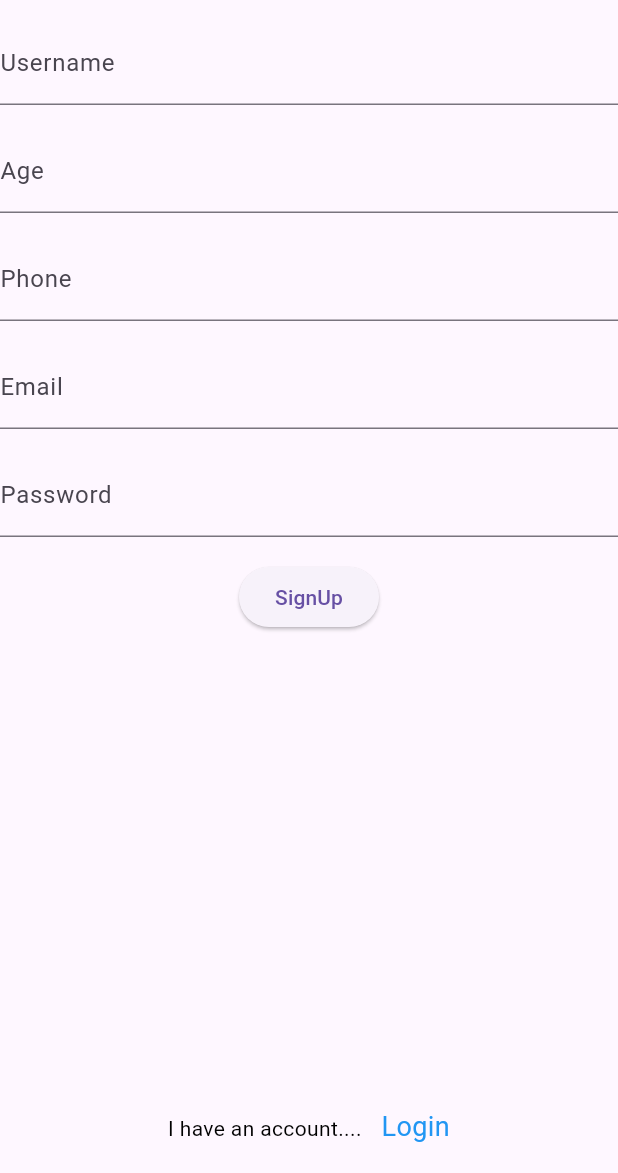
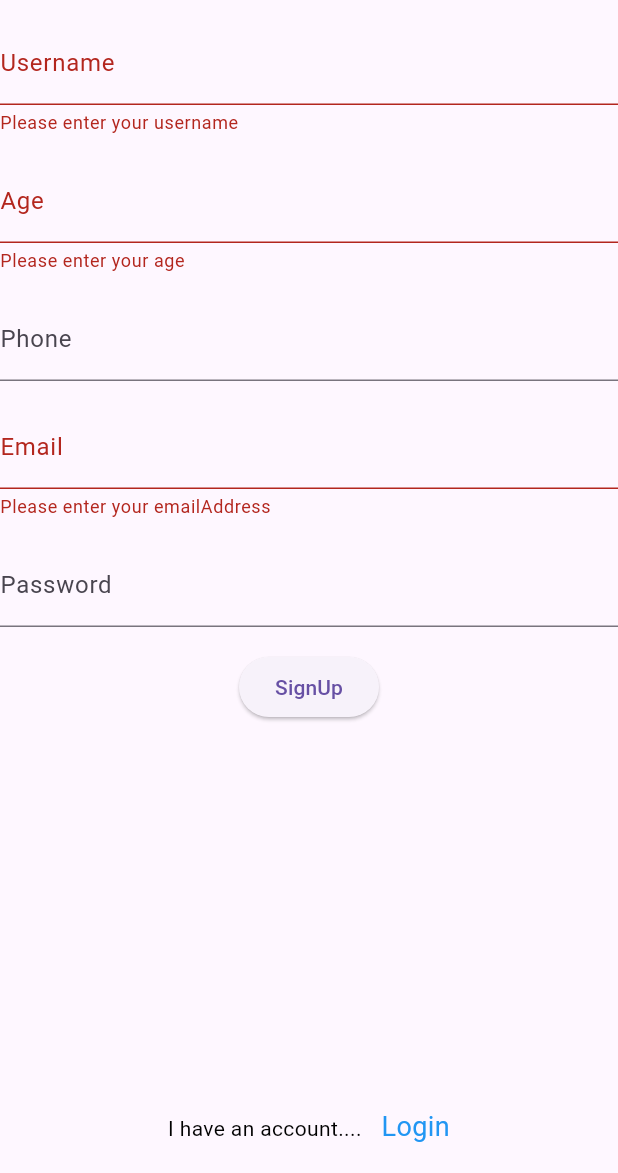
Before and after one commit to mohamedhamouda7897/todo-c11-online, a Flutter app: the SignUpScreen screen opened by its route, after a tap on "SignUp", on a phone screen of 412 x 824 dp, the part 63-1236 px from its top. Run offline on Flutter 3.47's test engine with Material 3 defaults, Android fonts, the phone set to English and light mode, and no system bars; our stand-ins replace calendar_timeline, cloud_firestore, firebase_auth, firebase_core, firebase_crashlytics, flutter_slidable and 1 more; accounts and stored records are empty; network calls fail.

Commit message:
todo finished

```diff
--- a/lib/models/task_model.dart
+++ b/lib/models/task_model.dart
@@ -21,7 +21,7 @@ class TaskModel {
           subTitle: json['subTitle'],
           date: json['date'],
           id: json['id'],
-    userId: json['userId'],
+          userId: json['userId'],
           isDone: json['isDone'],
         );
 
--- /dev/null
+++ b/lib/providers/my_provider.dart
@@ -0,0 +1,22 @@
+import 'package:firebase_auth/firebase_auth.dart';
+import 'package:flutter/material.dart';
+import 'package:todo_c11_online/firebase_functions.dart';
+import 'package:todo_c11_online/models/user_model.dart';
+
+class MyProvider extends ChangeNotifier {
+  UserModel? userModel;
+  User? firebaseUser;
+
+  MyProvider() {
+    firebaseUser = FirebaseAuth.instance.currentUser;
+
+    if (firebaseUser != null) {
+      initUser();
+    }
+  }
+
+  Future<void> initUser() async {
+    userModel = await FirebaseFunctions.readUserData();
+    notifyListeners();
+  }
+}
--- a/lib/register/signUp.dart
+++ b/lib/register/signUp.dart
@@ -13,6 +13,8 @@ class SignUpScreen extends StatelessWidget {
   var userNameController = TextEditingController();
   var ageController = TextEditingController();
   var phoneController = TextEditingController();
+
+  var formKey = GlobalKey<FormState>();
 
   @override
   Widget build(BuildContext context) {
@@ -41,44 +43,77 @@ class SignUpScreen extends StatelessWidget {
       ),
       body: SingleChildScrollView(
         child: Center(
+          child: Form(
+            key: formKey,
             child: Column(
               mainAxisAlignment: MainAxisAlignment.center,
               children: [
-              TextField(
+                TextFormField(
                   keyboardType: TextInputType.text,
                   controller: userNameController,
+                  validator: (value) {
+                    if (value == null || value.isEmpty) {
+                      return "Please enter your username";
+                    }
+                    return null;
+                  },
                   decoration: InputDecoration(
                     labelText: 'Username',
                   ),
                 ),
                 const SizedBox(height: 16),
-              TextField(
+                TextFormField(
                   keyboardType: TextInputType.number,
                   controller: ageController,
+                  validator: (value) {
+                    if (value == null || value.isEmpty) {
+                      return "Please enter your age";
+                    }
+                    if (int.parse(value) < 20) {
+                      return "Sorry at least 20";
+                    }
+                    return null;
+                  },
                   decoration: InputDecoration(
                     labelText: 'Age',
                   ),
                 ),
                 const SizedBox(height: 16),
-              TextField(
+                TextFormField(
                   keyboardType: TextInputType.number,
                   controller: phoneController,
+                  validator: (value) {},
                   decoration: InputDecoration(
                     labelText: 'Phone',
                   ),
                 ),
                 const SizedBox(height: 16),
-              TextField(
+                TextFormField(
                   controller: emailController,
+                  validator: (value) {
+                    if (value == null || value.isEmpty) {
+                      return "Please enter your emailAddress";
+                    }
+                    final bool emailValid = RegExp(
+                            r"^[a-zA-Z0-9.a-zA-Z0-9.!#$%&'*+-/=?^_`{|}~]+@[gmail]+\.[com]+")
+                        .hasMatch(value);
+
+                    if (!emailValid) {
+                      return " pLease enter valid email";
+                    }
+
+                    return null;
+                  },
                   keyboardType: TextInputType.emailAddress,
                   decoration: InputDecoration(
                     labelText: 'Email',
                   ),
                 ),
                 const SizedBox(height: 16),
-              TextField(
+                TextFormField(
                   controller: passwordController,
                   obscureText: true,
+                  validator: (value) {},
                   decoration: InputDecoration(
                     labelText: 'Password',
                   ),
@@ -86,6 +121,7 @@ class SignUpScreen extends StatelessWidget {
                 const SizedBox(height: 16),
                 ElevatedButton(
                   onPressed: () {
+                    if (formKey.currentState!.validate()) {
                       FirebaseFunctions.createAccount(
                           emailController.text, passwordController.text,
                           phone: phoneController.text,
@@ -100,12 +136,15 @@ class SignUpScreen extends StatelessWidget {
                             title: Text("Error"),
                             content: Text(message),
                             actions: [
-                          ElevatedButton(onPressed: () {}, child: Text("Yes")),
-                          ElevatedButton(onPressed: () {}, child: Text("No"))
+                              ElevatedButton(
+                                  onPressed: () {}, child: Text("Yes")),
+                              ElevatedButton(
+                                  onPressed: () {}, child: Text("No"))
                             ],
                           ),
                         );
                       });
+                    }
                   },
                   child: const Text('SignUp'),
                 ),
@@ -113,6 +152,7 @@ class SignUpScreen extends StatelessWidget {
             ),
           ),
         ),
+      ),
     );
   }
 }
--- a/pubspec.yaml
+++ b/pubspec.yaml
@@ -41,6 +41,8 @@ dependencies:
   cloud_firestore: ^5.2.0
   firebase_auth: ^5.1.4
   fluttertoast: ^8.2.6
+  provider: ^6.1.2
+  firebase_crashlytics: ^4.0.4
 
 dev_dependencies:
   flutter_test:
```
Also changed, not shown: lib/firebase_functions.dart (+8 -3 lines), lib/home.dart (+16 -2 lines), lib/main.dart (+38 -7 lines), lib/register/login.dart (+11 -4 lines), pubspec.lock, 2 other files. Lines whose indentation alone changed are shown as unchanged.
